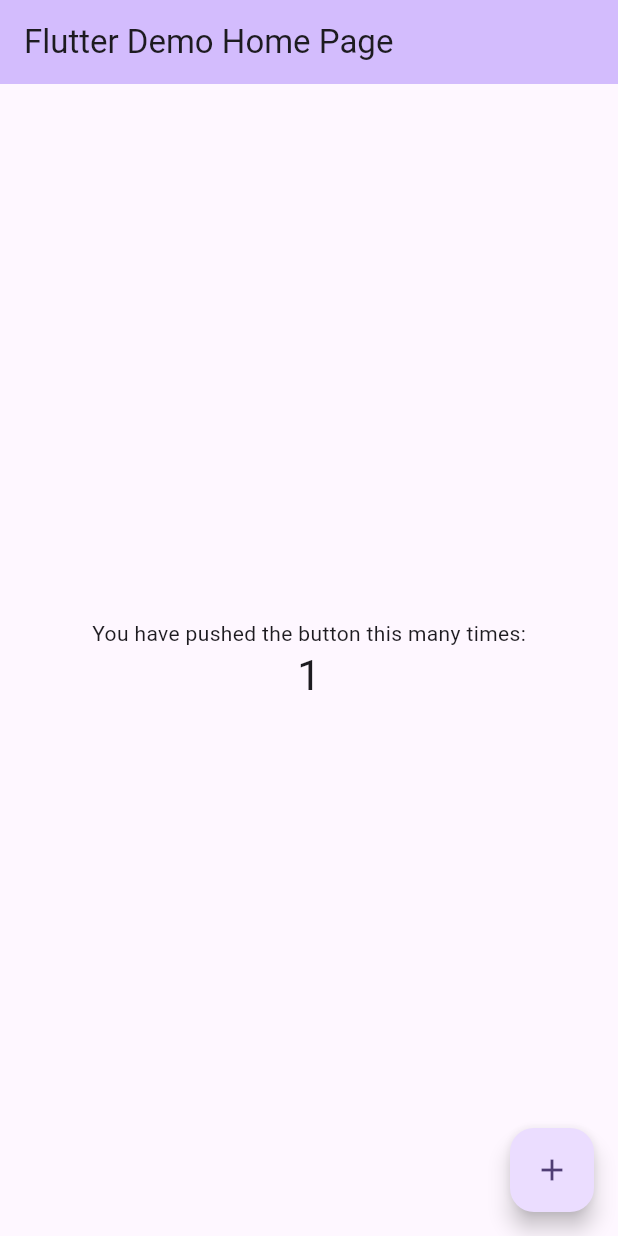
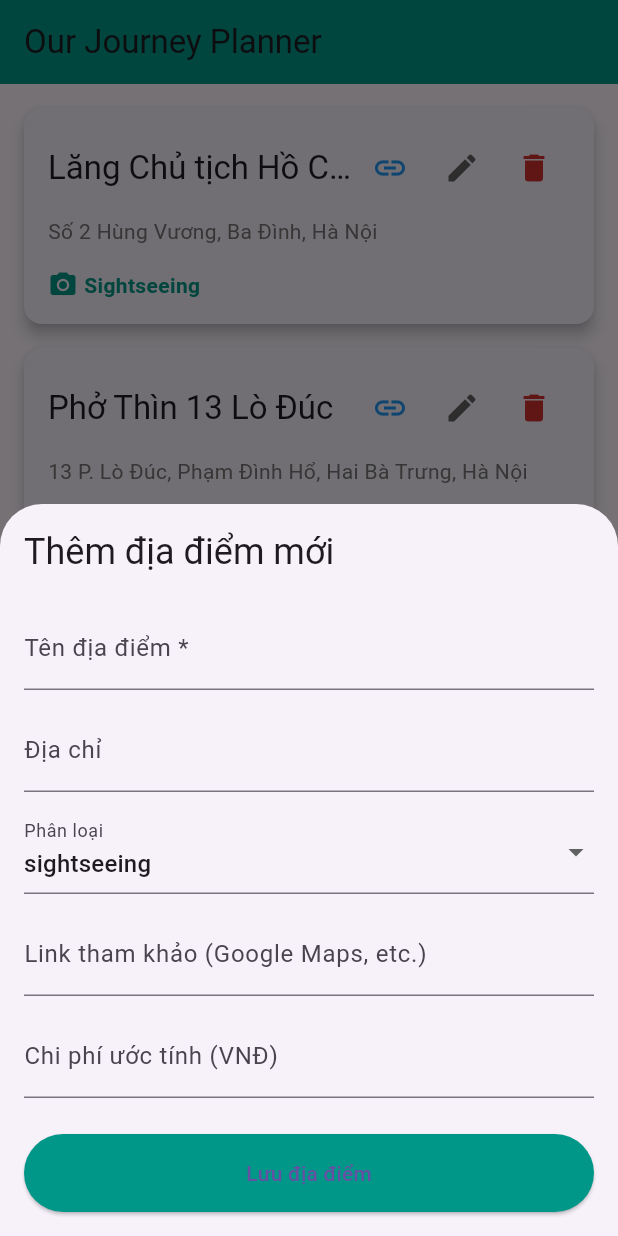
Before and after one commit to retrograderz25/tripin, a Flutter app: the screen it shows after launch, after a tap on the "add" icon, on a phone screen of 412 x 824 dp. Run offline on Flutter 3.47's test engine with Material 3 defaults, Android fonts, the phone set to English and light mode, and no system bars.

Commit message:
feat: Implement full CRUD functionality for locations

```diff
--- a/lib/main.dart
+++ b/lib/main.dart
@@ -1,4 +1,9 @@
+// lib/main.dart
+
 import 'package:flutter/material.dart';
+import 'package:provider/provider.dart';
+import './providers/plan_provider.dart';
+import './screens/home_screen.dart';
 
 void main() {
   runApp(const MyApp());
@@ -7,116 +12,21 @@ void main() {
 class MyApp extends StatelessWidget {
   const MyApp({super.key});
 
-  // This widget is the root of your application.
   @override
   Widget build(BuildContext context) {
-    return MaterialApp(
-      title: 'Flutter Demo',
-      theme: ThemeData(
-        // This is the theme of your application.
-        //
-        // TRY THIS: Try running your application with "flutter run". You'll see
-        // the application has a purple toolbar. Then, without quitting the app,
-        // try changing the seedColor in the colorScheme below to Colors.green
-        // and then invoke "hot reload" (save your changes or press the "hot
-        // reload" button in a Flutter-supported IDE, or press "r" if you used
-        // the command line to start the app).
-        //
-        // Notice that the counter didn't reset back to zero; the application
-        // state is not lost during the reload. To reset the state, use hot
-        // restart instead.
-        //
-        // This works for code too, not just values: Most code changes can be
-        // tested with just a hot reload.
-        colorScheme: ColorScheme.fromSeed(seedColor: Colors.deepPurple),
+    // ChangeNotifierProvider có nhiệm vụ "cung cấp" PlanProvider cho tất cả
+    // các widget con của nó (ở đây là toàn bộ ứng dụng).
+    return ChangeNotifierProvider(
+      create: (ctx) => PlanProvider(),
+      child: MaterialApp(
+        title: 'Our Journey Planner',
+        theme: ThemeData(
+          primarySwatch: Colors.teal,
+          visualDensity: VisualDensity.adaptivePlatformDensity,
+        ),
+        home: const HomeScreen(), // Màn hình đầu tiên là HomeScreen
+        debugShowCheckedModeBanner: false, // Tắt banner debug
       ),
-      home: const MyHomePage(title: 'Flutter Demo Home Page'),
     );
   }
 }
-
-class MyHomePage extends StatefulWidget {
-  const MyHomePage({super.key, required this.title});
-
-  // This widget is the home page of your application. It is stateful, meaning
-  // that it has a State object (defined below) that contains fields that affect
-  // how it looks.
-
-  // This class is the configuration for the state. It holds the values (in this
-  // case the title) provided by the parent (in this case the App widget) and
-  // used by the build method of the State. Fields in a Widget subclass are
-  // always marked "final".
-
-  final String title;
-
-  @override
-  State<MyHomePage> createState() => _MyHomePageState();
-}
-
-class _MyHomePageState extends State<MyHomePage> {
-  int _counter = 0;
-
-  void _incrementCounter() {
-    setState(() {
-      // This call to setState tells the Flutter framework that something has
-      // changed in this State, which causes it to rerun the build method below
-      // so that the display can reflect the updated values. If we changed
-      // _counter without calling setState(), then the build method would not be
-      // called again, and so nothing would appear to happen.
-      _counter++;
-    });
-  }
-
-  @override
-  Widget build(BuildContext context) {
-    // This method is rerun every time setState is called, for instance as done
-    // by the _incrementCounter method above.
-    //
-    // The Flutter framework has been optimized to make rerunning build methods
-    // fast, so that you can just rebuild anything that needs updating rather
-    // than having to individually change instances of widgets.
-    return Scaffold(
-      appBar: AppBar(
-        // TRY THIS: Try changing the color here to a specific color (to
-        // Colors.amber, perhaps?) and trigger a hot reload to see the AppBar
-        // change color while the other colors stay the same.
-        backgroundColor: Theme.of(context).colorScheme.inversePrimary,
-        // Here we take the value from the MyHomePage object that was created by
-        // the App.build method, and use it to set our appbar title.
-        title: Text(widget.title),
-      ),
-      body: Center(
-        // Center is a layout widget. It takes a single child and positions it
-        // in the middle of the parent.
-        child: Column(
-          // Column is also a layout widget. It takes a list of children and
-          // arranges them vertically. By default, it sizes itself to fit its
-          // children horizontally, and tries to be as tall as its parent.
-          //
-          // Column has various properties to control how it sizes itself and
-          // how it positions its children. Here we use mainAxisAlignment to
-          // center the children vertically; the main axis here is the vertical
-          // axis because Columns are vertical (the cross axis would be
-          // horizontal).
-          //
-          // TRY THIS: Invoke "debug painting" (choose the "Toggle Debug Paint"
-          // action in the IDE, or press "p" in the console), to see the
-          // wireframe for each widget.
-          mainAxisAlignment: MainAxisAlignment.center,
-          children: <Widget>[
-            const Text('You have pushed the button this many times:'),
-            Text(
-              '$_counter',
-              style: Theme.of(context).textTheme.headlineMedium,
-            ),
-          ],
-        ),
-      ),
-      floatingActionButton: FloatingActionButton(
-        onPressed: _incrementCounter,
-        tooltip: 'Increment',
-        child: const Icon(Icons.add),
-      ), // This trailing comma makes auto-formatting nicer for build methods.
-    );
-  }
-}
--- /dev/null
+++ b/lib/models/location_item.dart
@@ -0,0 +1,26 @@
+// lib/models/location_item.dart
+
+// Enum để định nghĩa các loại địa điểm
+enum ItemCategory { sightseeing, food, shopping, other }
+
+class LocationItem {
+  final String id;
+  String name;
+  String address;
+  String notes;
+  ItemCategory category;
+  double estimatedCost;
+  String costNotes;
+  String referenceUrl; // Link Google Maps, blog review...
+
+  LocationItem({
+    required this.id,
+    required this.name,
+    this.address = '',
+    this.notes = '',
+    this.category = ItemCategory.other,
+    this.estimatedCost = 0.0,
+    this.costNotes = '',
+    this.referenceUrl = '',
+  });
+}
--- /dev/null
+++ b/lib/providers/plan_provider.dart
@@ -0,0 +1,69 @@
+// lib/providers/plan_provider.dart
+
+import 'package:flutter/material.dart';
+import '../models/location_item.dart';
+
+class PlanProvider with ChangeNotifier {
+  // Danh sách private để lưu trữ tất cả địa điểm trong "thư viện"
+  final List<LocationItem> _locations = [
+    // --- DỮ LIỆU GIẢ (DUMMY DATA) ĐỂ BẮT ĐẦU ---
+    LocationItem(
+      id: 'loc1',
+      name: 'Lăng Chủ tịch Hồ Chí Minh',
+      address: 'Số 2 Hùng Vương, Ba Đình, Hà Nội',
+      category: ItemCategory.sightseeing,
+      referenceUrl: 'https://goo.gl/maps/dJ5q4Q8g8Jp3s8F8A',
+    ),
+    LocationItem(
+        id: 'loc2',
+        name: 'Phở Thìn 13 Lò Đúc',
+        address: '13 P. Lò Đúc, Phạm Đình Hổ, Hai Bà Trưng, Hà Nội',
+        category: ItemCategory.food,
+        estimatedCost: 50000,
+        costNotes: 'Giá cho 1 bát phở',
+        referenceUrl: 'https://goo.gl/maps/bKjR6nN2qYF8s7t99'
+    ),
+    LocationItem(
+      id: 'loc3',
+      name: 'Hồ Gươm (Hồ Hoàn Kiếm)',
+      address: 'Hàng Trống, Hoàn Kiếm, Hà Nội',
+      category: ItemCategory.sightseeing,
+    ),
+  ];
+
+  // Getter public để UI có thể truy cập danh sách này một cách an toàn
+  List<LocationItem> get locations => [..._locations];
+
+  void addLocation(LocationItem newLocation) {
+    // Thêm địa điểm mới vào đầu danh sách để dễ thấy nhất
+    _locations.insert(0, newLocation);
+
+    // Thông báo cho tất cả các "listener" (ở đây là Consumer trong HomeScreen)
+    // rằng dữ liệu đã thay đổi, và chúng cần phải xây dựng lại giao diện.
+    notifyListeners();
+  }
+
+  // Hàm để xóa một LocationItem dựa trên ID của nó
+  void deleteLocation(String locationId) {
+    // Tìm và xóa item có ID tương ứng khỏi danh sách
+    _locations.removeWhere((item) => item.id == locationId);
+
+    // Thông báo cho UI để cập nhật lại
+    notifyListeners();
+  }
+
+  // Hàm để cập nhật một LocationItem đã có
+  void updateLocation(LocationItem updatedLocation) {
+    // Tìm vị trí (index) của item cần cập nhật trong danh sách
+    final locationIndex = _locations.indexWhere((loc) => loc.id == updatedLocation.id);
+
+    // Nếu tìm thấy (index >= 0)
+    if (locationIndex >= 0) {
+      // Thay thế item cũ bằng item đã được cập nhật
+      _locations[locationIndex] = updatedLocation;
+
+      // Thông báo cho UI để cập nhật lại
+      notifyListeners();
+    }
+  }
+}
--- /dev/null
+++ b/lib/screens/home_screen.dart
@@ -0,0 +1,70 @@
+// lib/screens/home_screen.dart
+
+import 'package:flutter/material.dart';
+import 'package:provider/provider.dart';
+import '../providers/plan_provider.dart';
+import '../widgets/location_list_item.dart';
+import '../widgets/add_location_form.dart';
+
+class HomeScreen extends StatelessWidget {
+  const HomeScreen({super.key});
+
+  void _showAddLocationForm(BuildContext context) {
+    // showModalBottomSheet is a built-in Flutter function that
+    // displays a slick, dismissible sheet from the bottom.
+    showModalBottomSheet(
+      context: context,
+      // isScrollControlled allows the sheet to take up more
+      // screen space, which is needed for a form with a keyboard.
+      isScrollControlled: true,
+      // We use a dummy container for now. We will replace this.
+      builder: (_) {
+        return const AddLocationForm();
+      },
+    );
+  }
+
+  @override
+  Widget build(BuildContext context) {
+    return Scaffold(
+      appBar: AppBar(
+        title: const Text('Our Journey Planner'),
+        backgroundColor: Colors.teal, // Cho một chút màu mè
+      ),
+      body: Consumer<PlanProvider>(
+        builder: (context, planProvider, child) {
+          // Lấy danh sách địa điểm từ provider
+          final locations = planProvider.locations;
+
+          // Nếu danh sách rỗng, hiển thị một thông báo
+          if (locations.isEmpty) {
+            return const Center(
+              child: Text('Chưa có địa điểm nào. Hãy thêm một vài nơi nhé!'),
+            );
+          }
+
+          // Nếu có dữ liệu, hiển thị dưới dạng ListView
+          return ListView.builder(
+            padding: const EdgeInsets.only(top: 8, bottom: 80),
+
+            itemCount: locations.length,
+            itemBuilder: (ctx, index) {
+              final location = locations[index];
+              // Hiện tại, chỉ hiển thị tên trong một ListTile đơn giản
+              return LocationListItem(location: location);
+            },
+          );
+        },
+      ),
+      floatingActionButton: FloatingActionButton(
+        onPressed: () {
+          // We will define this function in the next step
+          _showAddLocationForm(context);
+        },
+        backgroundColor: Colors.teal,
+        child: const Icon(Icons.add),
+        tooltip: 'Thêm địa điểm mới',
+      ),
+    );
+  }
+}
--- /dev/null
+++ b/lib/widgets/add_location_form.dart
@@ -0,0 +1,188 @@
+// lib/widgets/add_location_form.dart
+
+import 'package:flutter/material.dart';
+import 'package:provider/provider.dart';
+import '../providers/plan_provider.dart';
+import '../models/location_item.dart';
+
+class AddLocationForm extends StatefulWidget {
+  final LocationItem? existingLocation;
+  const AddLocationForm({super.key, this.existingLocation});
+
+  @override
+  State<AddLocationForm> createState() => _AddLocationFormState();
+}
+
+class _AddLocationFormState extends State<AddLocationForm> {
+  // A GlobalKey to identify our form and help with validation.
+  final _formKey = GlobalKey<FormState>();
+
+  // Controllers to read the text from the input fields.
+  final _nameController = TextEditingController();
+  final _addressController = TextEditingController();
+  final _urlController = TextEditingController();
+  final _costController = TextEditingController();
+
+  // A variable to hold the selected category.
+  ItemCategory _selectedCategory = ItemCategory.sightseeing;
+
+  @override
+  void initState() {
+    super.initState();
+    // Nếu có dữ liệu sửa (chế độ Edit)
+    if (widget.existingLocation != null) {
+      final location = widget.existingLocation!;
+      // Điền dữ liệu cũ vào các controller
+      _nameController.text = location.name;
+      _addressController.text = location.address;
+      _urlController.text = location.referenceUrl;
+      _costController.text = location.estimatedCost.toString();
+      _selectedCategory = location.category;
+    }
+  }
+
+  // Clean up the controllers when the widget is disposed.
+  @override
+  void dispose() {
+    _nameController.dispose();
+    _addressController.dispose();
+    _urlController.dispose();
+    _costController.dispose();
+    super.dispose();
+  }
+
+  void _submitData() {
+    final isValid = _formKey.currentState?.validate() ?? false;
+    if (!isValid) {
+      return;
+    }
+
+    final provider = Provider.of<PlanProvider>(context, listen: false);
+    final enteredCost = double.tryParse(_costController.text) ?? 0.0;
+
+    // Kiểm tra xem đây là chế độ Sửa hay Thêm mới
+    if (widget.existingLocation != null) {
+      // --- LOGIC CẬP NHẬT ---
+      final updatedLocation = LocationItem(
+        id: widget.existingLocation!.id, // Dùng lại ID cũ
+        name: _nameController.text,
+        address: _addressController.text,
+        category: _selectedCategory,
+        referenceUrl: _urlController.text,
+        estimatedCost: enteredCost,
+      );
+      provider.updateLocation(updatedLocation);
+    } else {
+      // --- LOGIC THÊM MỚI (như cũ) ---
+      final newLocation = LocationItem(
+        id: DateTime.now().toIso8601String(),
+        name: _nameController.text,
+        address: _addressController.text,
+        category: _selectedCategory,
+        referenceUrl: _urlController.text,
+        estimatedCost: enteredCost,
+      );
+      provider.addLocation(newLocation);
+    }
+
+    Navigator.of(context).pop();
+  }
+
+  @override
+  Widget build(BuildContext context) {
+    final isEditing = widget.existingLocation != null;
+
+    // We wrap our form in a Padding to avoid the keyboard covering the inputs.
+    return Padding(
+      padding: EdgeInsets.only(
+        top: 16,
+        left: 16,
+        right: 16,
+        // This makes sure the form is above the on-screen keyboard.
+        bottom: MediaQuery.of(context).viewInsets.bottom + 16,
+      ),
+      child: Form(
+        key: _formKey,
+        child: SingleChildScrollView(
+          child: Column(
+            mainAxisSize: MainAxisSize.min,
+            crossAxisAlignment: CrossAxisAlignment.stretch,
+            children: [
+              Text(
+                  isEditing ? 'Sửa địa điểm' : 'Thêm địa điểm mới',
+                  style: Theme.of(context).textTheme.headlineSmall
+              ),
+              const SizedBox(height: 20),
+
+              // Name Input
+              TextFormField(
+                controller: _nameController,
+                decoration: const InputDecoration(labelText: 'Tên địa điểm *'),
+                // This is our validation logic.
+                validator: (value) {
+                  if (value == null || value.trim().isEmpty) {
+                    return 'Vui lòng nhập tên địa điểm.';
+                  }
+                  return null;
+                },
+              ),
+              const SizedBox(height: 12),
+
+              // Address Input
+              TextFormField(
+                controller: _addressController,
+                decoration: const InputDecoration(labelText: 'Địa chỉ'),
+              ),
+              const SizedBox(height: 12),
+
+              // Category Dropdown
+              DropdownButtonFormField<ItemCategory>(
+                value: _selectedCategory,
+                decoration: const InputDecoration(labelText: 'Phân loại'),
+                items: ItemCategory.values.map((category) {
+                  return DropdownMenuItem(
+                    value: category,
+                    child: Text(category.name),
+                  );
+                }).toList(),
+                onChanged: (value) {
+                  if (value == null) return;
+                  setState(() {
+                    _selectedCategory = value;
+                  });
+                },
+              ),
+              const SizedBox(height: 12),
+
+              // Reference URL Input
+              TextFormField(
+                controller: _urlController,
+                decoration: const InputDecoration(labelText: 'Link tham khảo (Google Maps, etc.)'),
+                keyboardType: TextInputType.url,
+              ),
+              const SizedBox(height: 12),
+
+              // Estimated Cost Input
+              TextFormField(
+                controller: _costController,
+                decoration: const InputDecoration(labelText: 'Chi phí ước tính (VNĐ)'),
+                keyboardType: TextInputType.number,
+              ),
+              const SizedBox(height: 24),
+
+              // Submit Button
+              ElevatedButton(
+                onPressed: _submitData,
+                style: ElevatedButton.styleFrom(
+                  padding: const EdgeInsets.symmetric(vertical: 16),
+                  backgroundColor: Colors.teal,
+                ),
+                  child: Text(isEditing ? 'Lưu thay đổi' : 'Lưu địa điểm'),
+              ),
+            ],
+          ),
+        ),
+      ),
+    );
+  }
+}
--- /dev/null
+++ b/lib/widgets/location_list_item.dart
@@ -0,0 +1,188 @@
+// lib/widgets/location_list_item.dart
+
+import 'package:flutter/material.dart';
+import 'package:intl/intl.dart';
+import 'package:provider/provider.dart';
+import 'package:url_launcher/url_launcher.dart';
+import '../models/location_item.dart';
+import '../providers/plan_provider.dart';
+import 'add_location_form.dart';
+
+class LocationListItem extends StatelessWidget {
+  // Widget này nhận một đối tượng LocationItem để hiển thị
+  final LocationItem location;
+
+  const LocationListItem({
+    super.key,
+    required this.location,
+  });
+
+  // Hàm trợ giúp để mở URL
+  void _launchURL(BuildContext context) async {
+    if (location.referenceUrl.isEmpty) return;
+
+    final Uri url = Uri.parse(location.referenceUrl);
+    if (!await launchUrl(url, mode: LaunchMode.externalApplication)) {
+      // Nếu không mở được, hiển thị một thông báo lỗi
+      ScaffoldMessenger.of(context).showSnackBar(
+        SnackBar(content: Text('Không thể mở link: ${location.referenceUrl}')),
+      );
+    }
+  }
+
+  void _showEditForm(BuildContext context, LocationItem locationToEdit) {
+    showModalBottomSheet(
+      context: context,
+      isScrollControlled: true,
+      shape: const RoundedRectangleBorder(
+        borderRadius: BorderRadius.vertical(top: Radius.circular(20)),
+      ),
+      builder: (_) {
+        // Đây là điểm mấu chốt: truyền dữ liệu vào form
+        return AddLocationForm(existingLocation: locationToEdit);
+      },
+    );
+  }
+
+  // Hàm trợ giúp để lấy icon tương ứng với category
+  IconData _getCategoryIcon(ItemCategory category) {
+    switch (category) {
+      case ItemCategory.sightseeing:
+        return Icons.camera_alt;
+      case ItemCategory.food:
+        return Icons.restaurant;
+      case ItemCategory.shopping:
+        return Icons.shopping_bag;
+      case ItemCategory.other:
+        return Icons.place;
+    }
+  }
+
+  void _showDeleteConfirmationDialog(BuildContext context, String locationId) {
+    showDialog(
+      context: context,
+      builder: (ctx) => AlertDialog(
+        title: const Text('Xác nhận xóa'),
+        content: const Text('Bạn có chắc chắn muốn xóa địa điểm này không? Hành động này không thể hoàn tác.'),
+        actions: <Widget>[
+          // Nút "Hủy"
+          TextButton(
+            child: const Text('Hủy'),
+            onPressed: () {
+              // Đóng hộp thoại
+              Navigator.of(ctx).pop();
+            },
+          ),
+          // Nút "Xóa"
+          TextButton(
+            child: Text(
+              'Xóa',
+              style: TextStyle(color: Colors.red[700]),
+            ),
+            onPressed: () {
+              // Gọi hàm xóa từ provider
+              Provider.of<PlanProvider>(context, listen: false).deleteLocation(locationId);
+              // Đóng hộp thoại
+              Navigator.of(ctx).pop();
+            },
+          ),
+        ],
+      ),
+    );
+  }
+
+  @override
+  Widget build(BuildContext context) {
+    // Sử dụng Card để tạo hiệu ứng nổi và có bo tròn
+    return Card(
+      elevation: 4,
+      margin: const EdgeInsets.symmetric(horizontal: 16, vertical: 8),
+      shape: RoundedRectangleBorder(borderRadius: BorderRadius.circular(12)),
+      child: Padding(
+        padding: const EdgeInsets.all(16.0),
+        child: Column(
+          crossAxisAlignment: CrossAxisAlignment.start,
+          children: [
+            // Hàng đầu tiên: Tên địa điểm và nút mở link
+            Row(
+              mainAxisAlignment: MainAxisAlignment.spaceBetween,
+              children: [
+                // Dùng Flexible để tên địa điểm không bị tràn khi quá dài
+                Flexible(
+                  child: Text(
+                    location.name,
+                    style: Theme.of(context).textTheme.titleLarge,
+                    overflow: TextOverflow.ellipsis,
+                  ),
+                ),
+                // Chỉ hiển thị nút link nếu có URL
+                Row(
+                  children: [
+                    if (location.referenceUrl.isNotEmpty)
+                      IconButton(
+                        icon: const Icon(Icons.link, color: Colors.blue),
+                        onPressed: () => _launchURL(context),
+                        tooltip: 'Mở link tham khảo',
+                      ),
+                    IconButton(
+                      icon: Icon(Icons.edit, color: Colors.grey[700]),
+                      onPressed: () {
+                        // Gọi hàm để hiển thị form
+                        _showEditForm(context, location);
+                      },
+                      tooltip: 'Sửa địa điểm',
+                    ),
+                    IconButton(
+                      icon: Icon(Icons.delete, color: Colors.red[700]),
+                      onPressed: () {
+                        // Chúng ta sẽ gọi hộp thoại xác nhận từ đây
+                        _showDeleteConfirmationDialog(context, location.id);
+                      },
+                      tooltip: 'Xóa địa điểm',
+                    ),
+                  ],
+                )
+              ],
+            ),
+            const SizedBox(height: 8),
+
+            // Địa chỉ
+            if (location.address.isNotEmpty)
+              Text(
+                location.address,
+                style: TextStyle(color: Colors.grey[600]),
+              ),
+            const SizedBox(height: 16),
+
+            // Hàng cuối cùng: Loại và Chi phí
+            Row(
+              children: [
+                // Hiển thị loại địa điểm
+                Icon(_getCategoryIcon(location.category), color: Colors.teal, size: 20),
+                const SizedBox(width: 4),
+                Text(
+                  // Chuyển 'ItemCategory.sightseeing' thành 'Sightseeing'
+                  toBeginningOfSentenceCase(location.category.name) ?? '',
+                  style: const TextStyle(fontWeight: FontWeight.bold, color: Colors.teal),
+                ),
+
+                const Spacer(), // Đẩy phần chi phí sang phải
+
+                // Hiển thị chi phí
+                if (location.estimatedCost > 0)
+                  Text(
+                    // Định dạng số thành tiền tệ Việt Nam
+                    NumberFormat.currency(locale: 'vi_VN', symbol: '₫').format(location.estimatedCost),
+                    style: const TextStyle(
+                      fontWeight: FontWeight.bold,
+                      color: Colors.deepOrange,
+                    ),
+                  ),
+              ],
+            )
+          ],
+        ),
+      ),
+    );
+  }
+}
--- a/pubspec.yaml
+++ b/pubspec.yaml
@@ -34,6 +34,9 @@ dependencies:
   # The following adds the Cupertino Icons font to your application.
   # Use with the CupertinoIcons class for iOS style icons.
   cupertino_icons: ^1.0.8
+  provider: ^6.1.5
+  url_launcher: ^6.3.1
+  intl: ^0.20.2
 
 dev_dependencies:
   flutter_test:
```
Also changed, not shown: pubspec.lock, 5 other files.
